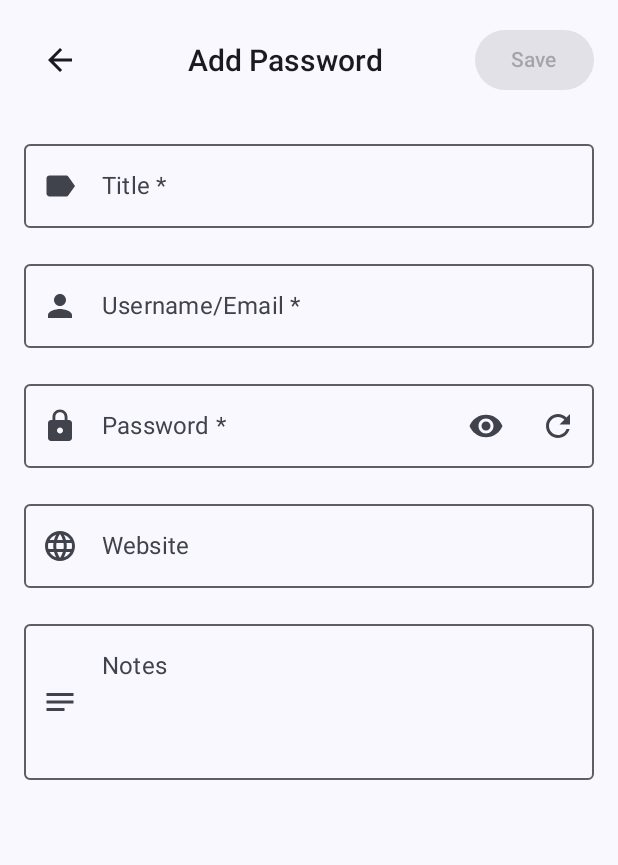
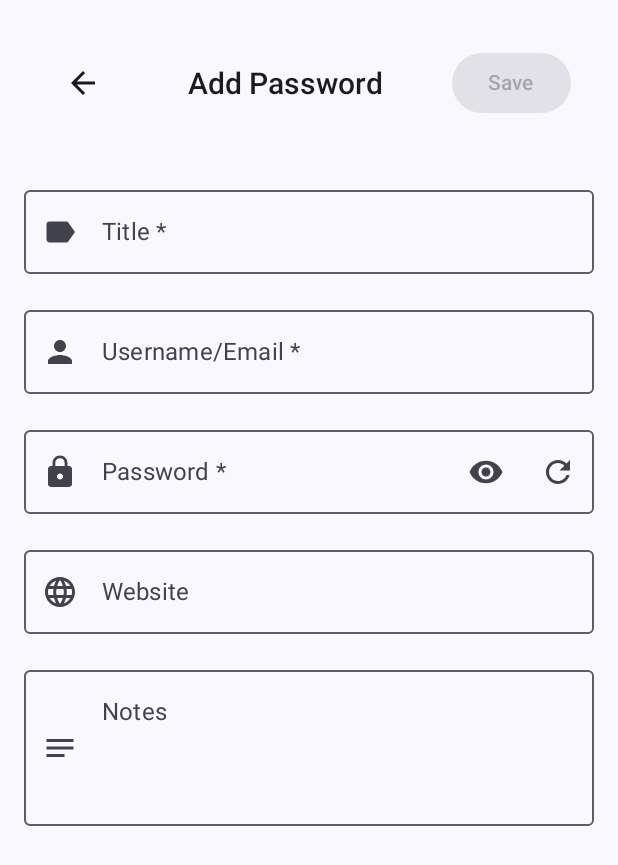
Before and after one commit to HotCookiee/Password-Menager, an Android app built with Jetpack Compose: the AddEditPasswordScreen screen opened through its navigation route, on a phone screen of 412 x 824 dp. Shown: the top 865 px of the screen. Run offline under Robolectric (Android 15) with nearby library versions, the phone set to English and light mode, and no system bars; our stand-ins replace Room's generated code; 4 statements that could not run were skipped.

Commit message:
base completed

```diff
--- a/app/src/main/java/com/yourname/passwordmanager/MainActivity.kt
+++ b/app/src/main/java/com/yourname/passwordmanager/MainActivity.kt
@@ -21,7 +21,6 @@ import com.yourname.passwordmanager.ui.viewmodel.PasswordViewModel
 /**
  * Main Activity - Entry point of the application
  */
-
 class MainActivity : ComponentActivity() {
 
     private lateinit var viewModel: PasswordViewModel
@@ -67,8 +66,6 @@ class MainActivity : ComponentActivity() {
 /**
  * Main app composable
  */
-
-
 @OptIn(ExperimentalMaterial3Api::class)
 @Composable
 fun PasswordManagerApp(
@@ -92,11 +89,11 @@ fun PasswordManagerApp(
 /**
  * Preview for the main app
  */
+@Preview(showBackground = true)
 @Composable
-@Preview(showBackground = true)
 fun PasswordManagerAppPreview() {
     PasswordManagerTheme {
-        //Preview with mock data - you'd need to create a mock ViewModel
-        //PasswordManagerApp(viewModel = mockViewModel)
+        // Preview with mock data - you'd need to create a mock ViewModel
+        // PasswordManagerApp(viewModel = mockViewModel)
     }
 }
--- a/app/src/main/java/com/yourname/passwordmanager/ui/screen/AddEditPasswordScreen.kt
+++ b/app/src/main/java/com/yourname/passwordmanager/ui/screen/AddEditPasswordScreen.kt
@@ -176,7 +176,7 @@ private fun TopAppBar(
     onSave: () -> Unit
 ) {
     Row(
-        modifier = Modifier.fillMaxWidth(),
+        modifier = Modifier.fillMaxWidth().padding(15.dp),
         horizontalArrangement = Arrangement.SpaceBetween,
         verticalAlignment = Alignment.CenterVertically
     ) {
@@ -192,6 +192,7 @@ private fun TopAppBar(
         Button(
             onClick = onSave,
             enabled = isFormValid && !isLoading
+
         ) {
             if (isLoading) {
                 CircularProgressIndicator(
@@ -201,7 +202,9 @@ private fun TopAppBar(
             } else {
                 Text(if (isEditing) "Update" else "Save")
             }
+
         }
+
     }
 }
 
--- a/app/src/main/java/com/yourname/passwordmanager/ui/screen/MainScreen.kt
+++ b/app/src/main/java/com/yourname/passwordmanager/ui/screen/MainScreen.kt
@@ -12,10 +12,12 @@ import androidx.compose.runtime.*
 import androidx.compose.ui.Alignment
 import androidx.compose.ui.Modifier
 import androidx.compose.ui.text.style.TextAlign
+import androidx.compose.ui.tooling.preview.Preview
 import androidx.compose.ui.unit.dp
 import com.yourname.passwordmanager.data.model.PasswordEntry
 import com.yourname.passwordmanager.ui.component.PasswordItem
 import com.yourname.passwordmanager.ui.viewmodel.PasswordViewModel
+import kotlin.io.encoding.Base64
 
 /**
  * Main screen displaying the list of passwords
@@ -194,7 +196,8 @@ private fun SearchBar(
     query: String,
     onQueryChange: (String) -> Unit,
     onClearClick: () -> Unit,
-    modifier: Modifier = Modifier
+    modifier: Modifier = Modifier,
+
 ) {
     OutlinedTextField(
         value = query,
@@ -211,6 +214,6 @@ private fun SearchBar(
                 }
             }
         },
-        modifier = modifier // Use the modifier passed into the function
+        modifier = modifier.padding(15.dp) // Use the modifier passed into the function
     )
 }
```
